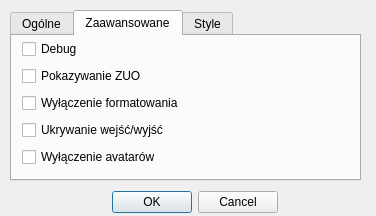
Old version of the form ui/options.ui in the repository gitter-badger/simplechatclient.
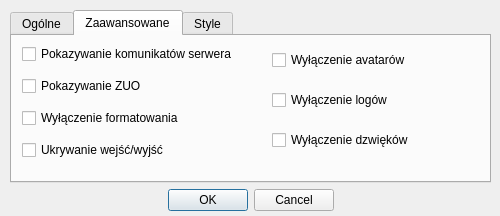
New version of the form. The open tabs and pages were chosen to show the change. Icons and pictures are not drawn.

```diff
--- a/ui/options.ui
+++ b/ui/options.ui
@@ -6,19 +6,19 @@
    <rect>
     <x>0</x>
     <y>0</y>
-    <width>376</width>
+    <width>500</width>
     <height>216</height>
    </rect>
   </property>
   <property name="minimumSize">
    <size>
-    <width>376</width>
+    <width>500</width>
     <height>216</height>
    </size>
   </property>
   <property name="maximumSize">
    <size>
-    <width>376</width>
+    <width>500</width>
     <height>216</height>
    </size>
   </property>
@@ -29,15 +29,18 @@
    <iconset>
     <normaloff>:/images/logo_64.png</normaloff>:/images/logo_64.png</iconset>
   </property>
+  <widget class="QWidget" name="verticalLayoutWidget_5">
+   <property name="geometry">
+    <rect>
+     <x>10</x>
+     <y>10</y>
+     <width>481</width>
+     <height>201</height>
+    </rect>
+   </property>
+   <layout class="QVBoxLayout" name="verticalLayout_5">
+    <item>
   <widget class="QTabWidget" name="tabWidget">
-   <property name="geometry">
-    <rect>
-     <x>10</x>
-     <y>10</y>
-     <width>351</width>
-     <height>171</height>
-    </rect>
-   </property>
    <property name="tabPosition">
     <enum>QTabWidget::North</enum>
    </property>
@@ -118,15 +121,15 @@
       <rect>
        <x>10</x>
        <y>2</y>
-       <width>321</width>
-       <height>133</height>
+          <width>247</width>
+          <height>131</height>
       </rect>
      </property>
      <layout class="QVBoxLayout" name="verticalLayout_2">
       <item>
        <widget class="QCheckBox" name="checkBox">
         <property name="text">
-         <string>Debug</string>
+            <string>Pokazywanie komunikatów serwera</string>
         </property>
        </widget>
       </item>
@@ -151,6 +154,18 @@
         </property>
        </widget>
       </item>
+        </layout>
+       </widget>
+       <widget class="QWidget" name="verticalLayoutWidget_4">
+        <property name="geometry">
+         <rect>
+          <x>260</x>
+          <y>0</y>
+          <width>201</width>
+          <height>131</height>
+         </rect>
+        </property>
+        <layout class="QVBoxLayout" name="verticalLayout_4">
       <item>
        <widget class="QCheckBox" name="checkBox_6">
         <property name="text">
@@ -158,6 +173,20 @@
         </property>
        </widget>
       </item>
+         <item>
+          <widget class="QCheckBox" name="checkBox_7">
+           <property name="text">
+            <string>Wyłączenie logów</string>
+           </property>
+          </widget>
+         </item>
+         <item>
+          <widget class="QCheckBox" name="checkBox_8">
+           <property name="text">
+            <string>Wyłączenie dzwięków</string>
+           </property>
+          </widget>
+         </item>
      </layout>
     </widget>
    </widget>
@@ -193,15 +222,9 @@
     </widget>
    </widget>
   </widget>
+    </item>
+    <item>
   <widget class="QDialogButtonBox" name="buttonBox">
-   <property name="geometry">
-    <rect>
-     <x>90</x>
-     <y>190</y>
-     <width>210</width>
-     <height>25</height>
-    </rect>
-   </property>
    <property name="orientation">
     <enum>Qt::Horizontal</enum>
    </property>
@@ -211,6 +234,9 @@
    <property name="centerButtons">
     <bool>true</bool>
    </property>
+     </widget>
+    </item>
+   </layout>
   </widget>
  </widget>
  <resources/>
```
Left out of the diff: 4 changed lines with no effect on the pictures. Lines whose indentation alone changed are shown as unchanged.
